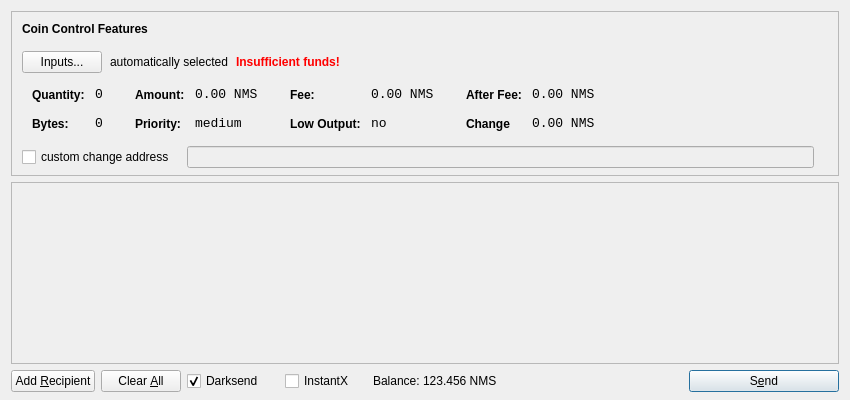
First picture: the form in src/qt/forms/sendcoinsdialog.ui, repository newcopycoin/newcopycoin, before the edit.
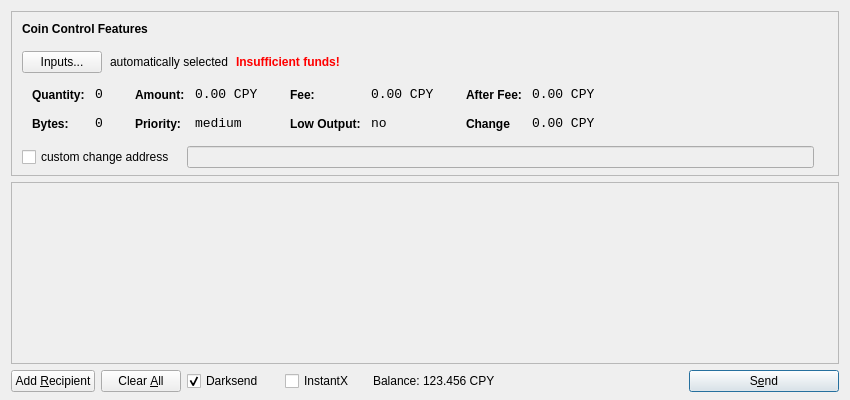
Second picture: the form after the edit. Icons and pictures are not drawn.

```diff
--- a/src/qt/forms/sendcoinsdialog.ui
+++ b/src/qt/forms/sendcoinsdialog.ui
@@ -321,7 +321,7 @@
                   <enum>Qt::ActionsContextMenu</enum>
                  </property>
                  <property name="text">
-                  <string>0.00 NMS</string>
+                  <string>0.00 CPY</string>
                  </property>
                  <property name="textInteractionFlags">
                   <set>Qt::LinksAccessibleByMouse|Qt::TextSelectableByKeyboard|Qt::TextSelectableByMouse</set>
@@ -407,7 +407,7 @@
                   <enum>Qt::ActionsContextMenu</enum>
                  </property>
                  <property name="text">
-                  <string>0.00 NMS</string>
+                  <string>0.00 CPY</string>
                  </property>
                  <property name="textInteractionFlags">
                   <set>Qt::LinksAccessibleByMouse|Qt::TextSelectableByKeyboard|Qt::TextSelectableByMouse</set>
@@ -493,7 +493,7 @@
                   <enum>Qt::ActionsContextMenu</enum>
                  </property>
                  <property name="text">
-                  <string>0.00 NMS</string>
+                  <string>0.00 CPY</string>
                  </property>
                  <property name="textInteractionFlags">
                   <set>Qt::LinksAccessibleByMouse|Qt::TextSelectableByKeyboard|Qt::TextSelectableByMouse</set>
@@ -525,7 +525,7 @@
                   <enum>Qt::ActionsContextMenu</enum>
                  </property>
                  <property name="text">
-                  <string>0.00 NMS</string>
+                  <string>0.00 CPY</string>
                  </property>
                  <property name="textInteractionFlags">
                   <set>Qt::LinksAccessibleByMouse|Qt::TextSelectableByKeyboard|Qt::TextSelectableByMouse</set>
@@ -756,7 +756,7 @@
           <cursorShape>IBeamCursor</cursorShape>
          </property>
          <property name="text">
-          <string>123.456 NMS</string>
+          <string>123.456 CPY</string>
          </property>
          <property name="textInteractionFlags">
           <set>Qt::LinksAccessibleByMouse|Qt::TextSelectableByKeyboard|Qt::TextSelectableByMouse</set>
```
